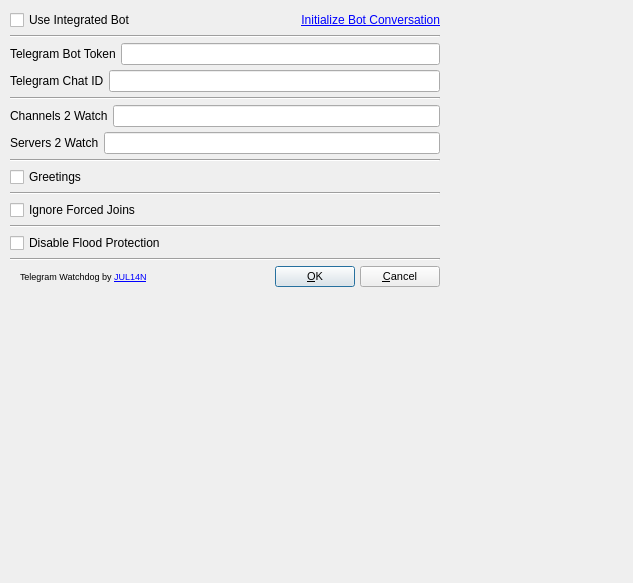
First picture: the form in src/configui.ui, repository Gamer92000/TeamSpeak-3-Telegram-Watchdog, before the edit.
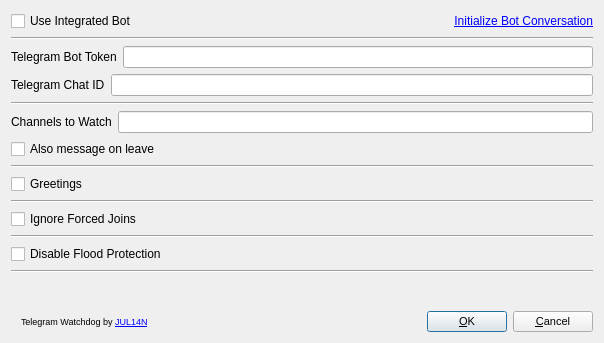
Second picture: the form after the edit.

Commit message: :sparkles:: add channel leave watcher

What changed in the file:
```diff
--- a/src/configui.ui
+++ b/src/configui.ui
@@ -9,8 +9,8 @@
    <rect>
     <x>0</x>
     <y>0</y>
-    <width>633</width>
-    <height>583</height>
+    <width>604</width>
+    <height>343</height>
    </rect>
   </property>
   <property name="sizePolicy">
@@ -40,34 +40,7 @@
   <property name="modal">
    <bool>false</bool>
   </property>
-  <widget class="QWidget" name="verticalLayoutWidget_2">
-   <property name="geometry">
-    <rect>
-     <x>0</x>
-     <y>0</y>
-     <width>443</width>
-     <height>301</height>
-    </rect>
-   </property>
-   <layout class="QVBoxLayout" name="verticalLayout_2">
-    <property name="spacing">
-     <number>5</number>
-    </property>
-    <property name="sizeConstraint">
-     <enum>QLayout::SetFixedSize</enum>
-    </property>
-    <property name="leftMargin">
-     <number>10</number>
-    </property>
-    <property name="topMargin">
-     <number>10</number>
-    </property>
-    <property name="rightMargin">
-     <number>10</number>
-    </property>
-    <property name="bottomMargin">
-     <number>10</number>
-    </property>
+  <layout class="QVBoxLayout" name="verticalLayout" stretch="0,0,0,0,0,0,0,0,0,0,0,0,0,0,1,0">
     <item>
      <layout class="QHBoxLayout" name="horizontalLayout_4">
       <item>
@@ -224,7 +197,7 @@
          </font>
         </property>
         <property name="text">
-         <string>Channels 2 Watch</string>
+        <string>Channels to Watch</string>
         </property>
        </widget>
       </item>
@@ -234,26 +207,16 @@
      </layout>
     </item>
     <item>
-     <layout class="QHBoxLayout" name="horizontalLayout_6">
-      <property name="topMargin">
-       <number>0</number>
-      </property>
-      <item>
-       <widget class="QLabel" name="label_4">
+    <widget class="QCheckBox" name="leave">
         <property name="font">
          <font>
           <pointsize>9</pointsize>
          </font>
         </property>
         <property name="text">
-         <string>Servers 2 Watch</string>
-        </property>
-       </widget>
-      </item>
-      <item>
-       <widget class="QLineEdit" name="servers2Watch"/>
-      </item>
-     </layout>
+      <string>Also message on leave</string>
+     </property>
+    </widget>
     </item>
     <item>
      <widget class="Line" name="line">
@@ -349,6 +312,19 @@
       </property>
      </widget>
     </item>
+   <item>
+    <spacer name="verticalSpacer">
+     <property name="orientation">
+      <enum>Qt::Vertical</enum>
+     </property>
+     <property name="sizeHint" stdset="0">
+      <size>
+       <width>20</width>
+       <height>31</height>
+      </size>
+     </property>
+    </spacer>
+   </item>
     <item>
      <layout class="QHBoxLayout" name="horizontalLayout" stretch="1,0,0">
       <property name="sizeConstraint">
@@ -438,7 +414,6 @@
      </layout>
     </item>
    </layout>
-  </widget>
  </widget>
  <tabstops>
   <tabstop>BotTokenInput</tabstop>
```
Lines whose indentation alone changed are shown as unchanged. The commit also changes 2 other files.
